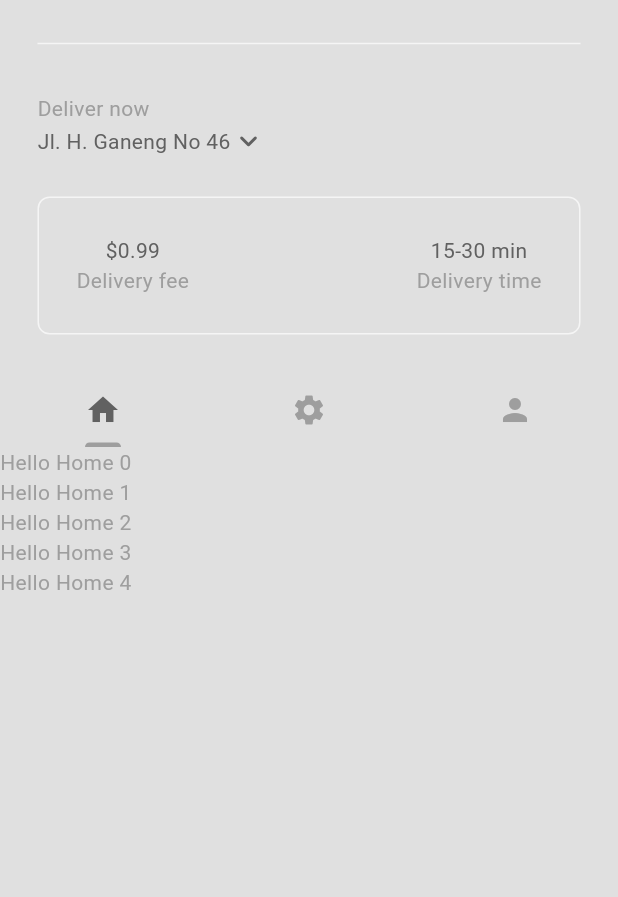
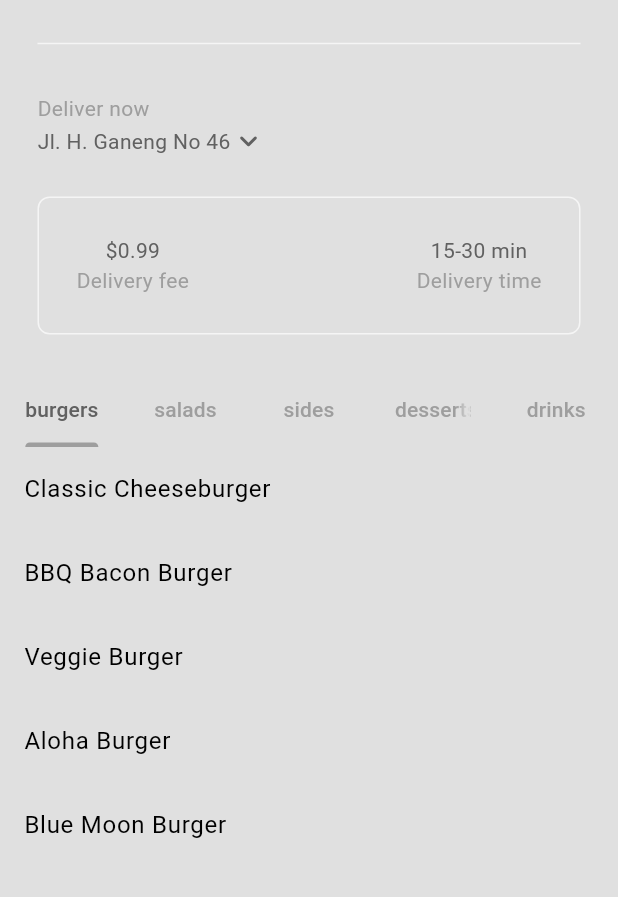
Before and after one commit to yossularko/food_delivery, a Flutter app: the screen it shows after launch, after a tap on "Sign In", on a phone screen of 412 x 824 dp, the part 63-960 px from its top. Run offline on Flutter 3.47's test engine with Material 3 defaults, Android fonts, the phone set to English and light mode, and no system bars.

Commit message:
update: tab food category

```diff
--- a/lib/components/my_tab_bar.dart
+++ b/lib/components/my_tab_bar.dart
@@ -1,9 +1,18 @@
 import 'package:flutter/material.dart';
+import 'package:food_delivery/models/food.dart';
 
 class MyTabBar extends StatelessWidget {
   final TabController tabController;
 
   const MyTabBar({super.key, required this.tabController});
+
+  List<Tab> _buildCategoryTabs() {
+    return FoodCategory.values.map((category) {
+      return Tab(
+        text: category.toString().split('.').last,
+      );
+    }).toList();
+  }
 
   @override
   Widget build(BuildContext context) {
@@ -13,17 +22,7 @@ class MyTabBar extends StatelessWidget {
       dividerColor: colorScheme.surface,
       labelColor: colorScheme.inversePrimary,
       unselectedLabelColor: colorScheme.primary,
-      tabs: const [
-        Tab(
-          icon: Icon(Icons.home),
-        ),
-        Tab(
-          icon: Icon(Icons.settings),
-        ),
-        Tab(
-          icon: Icon(Icons.person),
-        ),
-      ],
+      tabs: _buildCategoryTabs(),
     );
   }
 }
--- a/lib/main.dart
+++ b/lib/main.dart
@@ -1,11 +1,17 @@
 import 'package:flutter/material.dart';
 import 'package:food_delivery/auth/login_or_register.dart';
+import 'package:food_delivery/models/restaurant.dart';
 import 'package:food_delivery/themes/theme_provider.dart';
 import 'package:provider/provider.dart';
 
 void main() {
-  runApp(ChangeNotifierProvider(
-    create: (context) => ThemeProvider(),
+  runApp(MultiProvider(
+    providers: [
+      // theme provider
+      ChangeNotifierProvider(create: (context) => ThemeProvider()),
+      // restaurant provider
+      ChangeNotifierProvider(create: (context) => Restaurant()),
+    ],
     child: const MyApp(),
   ));
 }
@@ -20,7 +26,7 @@ class MyApp extends StatelessWidget {
       title: 'Food Delivery',
       debugShowCheckedModeBanner: false,
       home: const LoginOrRegister(),
-      theme:  Provider.of<ThemeProvider>(context).themeData,
+      theme: Provider.of<ThemeProvider>(context).themeData,
     );
   }
 }
--- /dev/null
+++ b/lib/models/restaurant.dart
@@ -0,0 +1,343 @@
+import 'package:flutter/material.dart';
+import 'package:food_delivery/models/food.dart';
+
+class Restaurant extends ChangeNotifier {
+  final List<Food> _menu = [
+    // burgers
+    Food(
+      name: "Classic Cheeseburger",
+      description:
+          "A juicy beef patty with melted cheddar, lettuce, tomato, and a hint of onion and pickle.",
+      imagePath: "lib/images/burgers/beef-burger-7323692_1280.jpg",
+      price: 8.99,
+      category: FoodCategory.burgers,
+      availableAddon: [
+        Addon(name: "Extra cheese", price: 0.99),
+        Addon(name: "Bacon", price: 1.99),
+        Addon(name: "Avocado", price: 2.99),
+      ],
+    ),
+    Food(
+      name: "BBQ Bacon Burger",
+      description:
+          "Smoky BBQ sauce, cruspy bacon, and onion rings make theis beef burger a savory  delight.",
+      imagePath: "lib/images/burgers/burger-5893927_1280.jpg",
+      price: 10.99,
+      category: FoodCategory.burgers,
+      availableAddon: [
+        Addon(name: "Grilled Onions", price: 0.99),
+        Addon(name: "Jalapenos", price: 1.49),
+        Addon(name: "Extra BBQ Sauce", price: 1.99),
+      ],
+    ),
+    Food(
+      name: "Veggie Burger",
+      description:
+          "A hearty veggy patty topped with fresh avocado, lettuce, and tomato served on a whole.",
+      imagePath: "lib/images/burgers/burger-7419420_1280.jpg",
+      price: 9.499,
+      category: FoodCategory.burgers,
+      availableAddon: [
+        Addon(name: "Vegan Chese", price: 0.99),
+        Addon(name: "Grilled Mushrooms", price: 1.49),
+        Addon(name: "Hummus Spread", price: 1.99),
+      ],
+    ),
+    Food(
+      name: "Aloha Burger",
+      description:
+          "A char-grilled chicken breast topped with a slice of grilled pineapple, Swiss cheese.",
+      imagePath: "lib/images/burgers/hamburger-7461299_1280.jpg",
+      price: 9.49,
+      category: FoodCategory.burgers,
+      availableAddon: [
+        Addon(name: "Teriyaki Glaze", price: 0.99),
+        Addon(name: "Extra Pineapple", price: 0.99),
+        Addon(name: "Bacon", price: 1.49),
+      ],
+    ),
+    Food(
+      name: "Blue Moon Burger",
+      description:
+          "This burger is a blue lover's dream. It feature a succulent ground beef patty.",
+      imagePath: "lib/images/burgers/sandwich-5930496_1280.jpg",
+      price: 9.49,
+      category: FoodCategory.burgers,
+      availableAddon: [
+        Addon(name: "Sauteed Mushrooms", price: 0.99),
+        Addon(name: "Fried Egg", price: 1.49),
+        Addon(name: "Spicy Mayo", price: 0.99),
+      ],
+    ),
+
+    // salads
+    Food(
+      name: "Caesar Salad",
+      description:
+          "This burger is a blue lover's dream. It feature a succulent ground beef patty.",
+      imagePath: "lib/images/burgers/ai-generated-8743337_1280.jpg",
+      price: 7.99,
+      category: FoodCategory.salads,
+      availableAddon: [
+        Addon(name: "Sauteed Mushrooms", price: 0.99),
+        Addon(name: "Fried Egg", price: 1.49),
+        Addon(name: "Spicy Mayo", price: 0.99),
+      ],
+    ),
+    Food(
+      name: "Greek Salad",
+      description:
+          "This burger is a blue lover's dream. It feature a succulent ground beef patty.",
+      imagePath: "lib/images/burgers/food-8605662_1280.jpg",
+      price: 8.49,
+      category: FoodCategory.salads,
+      availableAddon: [
+        Addon(name: "Sauteed Mushrooms", price: 0.99),
+        Addon(name: "Fried Egg", price: 1.49),
+        Addon(name: "Spicy Mayo", price: 0.99),
+      ],
+    ),
+    Food(
+      name: "Quinoa Salad",
+      description:
+          "This burger is a blue lover's dream. It feature a succulent ground beef patty.",
+      imagePath: "lib/images/burgers/food-8722167_1280.jpg",
+      price: 9.99,
+      category: FoodCategory.salads,
+      availableAddon: [
+        Addon(name: "Sauteed Mushrooms", price: 0.99),
+        Addon(name: "Fried Egg", price: 1.49),
+        Addon(name: "Spicy Mayo", price: 0.99),
+      ],
+    ),
+    Food(
+      name: "Asian Sesame Salad",
+      description:
+          "This burger is a blue lover's dream. It feature a succulent ground beef patty.",
+      imagePath: "lib/images/burgers/italian-8147681_1280.jpg",
+      price: 8.99,
+      category: FoodCategory.salads,
+      availableAddon: [
+        Addon(name: "Sauteed Mushrooms", price: 0.99),
+        Addon(name: "Fried Egg", price: 1.49),
+        Addon(name: "Spicy Mayo", price: 0.99),
+      ],
+    ),
+    Food(
+      name: "South West Chicken Salad",
+      description:
+          "This burger is a blue lover's dream. It feature a succulent ground beef patty.",
+      imagePath: "lib/images/burgers/spaghetti-and-meatballs-8578837_1280.jpg",
+      price: 9.99,
+      category: FoodCategory.salads,
+      availableAddon: [
+        Addon(name: "Sauteed Mushrooms", price: 0.99),
+        Addon(name: "Fried Egg", price: 1.49),
+        Addon(name: "Spicy Mayo", price: 0.99),
+      ],
+    ),
+
+    // sides
+    Food(
+      name: "Sweet Potato Fries",
+      description:
+          "This burger is a blue lover's dream. It feature a succulent ground beef patty.",
+      imagePath: "lib/images/burgers/food-1309558_1280.jpg",
+      price: 4.99,
+      category: FoodCategory.sides,
+      availableAddon: [
+        Addon(name: "Sauteed Mushrooms", price: 0.99),
+        Addon(name: "Fried Egg", price: 1.49),
+        Addon(name: "Spicy Mayo", price: 0.99),
+      ],
+    ),
+    Food(
+      name: "Onion Rings",
+      description:
+          "This burger is a blue lover's dream. It feature a succulent ground beef patty.",
+      imagePath: "lib/images/burgers/kimchi-5939198_1280.jpg",
+      price: 3.99,
+      category: FoodCategory.sides,
+      availableAddon: [
+        Addon(name: "Sauteed Mushrooms", price: 0.99),
+        Addon(name: "Fried Egg", price: 1.49),
+        Addon(name: "Spicy Mayo", price: 0.99),
+      ],
+    ),
+    Food(
+      name: "Garlic Bread",
+      description:
+          "This burger is a blue lover's dream. It feature a succulent ground beef patty.",
+      imagePath: "lib/images/burgers/meat-123668_1280.jpg",
+      price: 4.49,
+      category: FoodCategory.sides,
+      availableAddon: [
+        Addon(name: "Sauteed Mushrooms", price: 0.99),
+        Addon(name: "Fried Egg", price: 1.49),
+        Addon(name: "Spicy Mayo", price: 0.99),
+      ],
+    ),
+    Food(
+      name: "Loaded Sweet Potato Fries",
+      description:
+          "This burger is a blue lover's dream. It feature a succulent ground beef patty.",
+      imagePath: "lib/images/burgers/sandwich-2977251_1280.jpg",
+      price: 4.49,
+      category: FoodCategory.sides,
+      availableAddon: [
+        Addon(name: "Sauteed Mushrooms", price: 0.99),
+        Addon(name: "Fried Egg", price: 1.49),
+        Addon(name: "Spicy Mayo", price: 0.99),
+      ],
+    ),
+    Food(
+      name: "Crispy Mac & Cheese Bites",
+      description:
+          "This burger is a blue lover's dream. It feature a succulent ground beef patty.",
+      imagePath: "lib/images/burgers/watermelon-7226708_1280.jpg",
+      price: 4.49,
+      category: FoodCategory.sides,
+      availableAddon: [
+        Addon(name: "Sauteed Mushrooms", price: 0.99),
+        Addon(name: "Fried Egg", price: 1.49),
+        Addon(name: "Spicy Mayo", price: 0.99),
+      ],
+    ),
+
+    // dessert
+    Food(
+      name: "Chocolate Brownie",
+      description:
+          "This burger is a blue lover's dream. It feature a succulent ground beef patty.",
+      imagePath: "lib/images/burgers/ai-generated-8711270_1280.jpg",
+      price: 5.99,
+      category: FoodCategory.desserts,
+      availableAddon: [
+        Addon(name: "Sauteed Mushrooms", price: 0.99),
+        Addon(name: "Fried Egg", price: 1.49),
+        Addon(name: "Spicy Mayo", price: 0.99),
+      ],
+    ),
+    Food(
+      name: "Cheesecake",
+      description:
+          "This burger is a blue lover's dream. It feature a succulent ground beef patty.",
+      imagePath: "lib/images/burgers/cake-2610754_1280.jpg",
+      price: 6.99,
+      category: FoodCategory.desserts,
+      availableAddon: [
+        Addon(name: "Sauteed Mushrooms", price: 0.99),
+        Addon(name: "Fried Egg", price: 1.49),
+        Addon(name: "Spicy Mayo", price: 0.99),
+      ],
+    ),
+    Food(
+      name: "Apple Pie",
+      description:
+          "This burger is a blue lover's dream. It feature a succulent ground beef patty.",
+      imagePath: "lib/images/burgers/chocolate-8709260_1280.jpg",
+      price: 5.49,
+      category: FoodCategory.desserts,
+      availableAddon: [
+        Addon(name: "Sauteed Mushrooms", price: 0.99),
+        Addon(name: "Fried Egg", price: 1.49),
+        Addon(name: "Spicy Mayo", price: 0.99),
+      ],
+    ),
+    Food(
+      name: "Pear Pie",
+      description:
+          "This burger is a blue lover's dream. It feature a succulent ground beef patty.",
+      imagePath: "lib/images/burgers/crepe-8777210_1280.jpg",
+      price: 3.49,
+      category: FoodCategory.desserts,
+      availableAddon: [
+        Addon(name: "Sauteed Mushrooms", price: 0.99),
+        Addon(name: "Fried Egg", price: 1.49),
+        Addon(name: "Spicy Mayo", price: 0.99),
+      ],
+    ),
+    Food(
+      name: "Red Velvet Lava Cake",
+      description:
+          "This burger is a blue lover's dream. It feature a succulent ground beef patty.",
+      imagePath: "lib/images/burgers/dessert-4111081_1280.jpg",
+      price: 6.49,
+      category: FoodCategory.desserts,
+      availableAddon: [
+        Addon(name: "Sauteed Mushrooms", price: 0.99),
+        Addon(name: "Fried Egg", price: 1.49),
+        Addon(name: "Spicy Mayo", price: 0.99),
+      ],
+    ),
+
+    // drinks
+    Food(
+      name: "Lemonade",
+      description:
+          "This burger is a blue lover's dream. It feature a succulent ground beef patty.",
+      imagePath: "lib/images/burgers/ai-generated-8758245_1280.jpg",
+      price: 2.99,
+      category: FoodCategory.drinks,
+      availableAddon: [
+        Addon(name: "Sauteed Mushrooms", price: 0.99),
+        Addon(name: "Fried Egg", price: 1.49),
+        Addon(name: "Spicy Mayo", price: 0.99),
+      ],
+    ),
+    Food(
+      name: "Iced Tea",
+      description:
+          "This burger is a blue lover's dream. It feature a succulent ground beef patty.",
+      imagePath: "lib/images/burgers/ai-generated-8758246_1280.jpg",
+      price: 2.99,
+      category: FoodCategory.drinks,
+      availableAddon: [
+        Addon(name: "Sauteed Mushrooms", price: 0.99),
+        Addon(name: "Fried Egg", price: 1.49),
+        Addon(name: "Spicy Mayo", price: 0.99),
+      ],
+    ),
+    Food(
+      name: "Smoothie",
+      description:
+          "This burger is a blue lover's dream. It feature a succulent ground beef patty.",
+      imagePath: "lib/images/burgers/summer-drink-8753320_1280.jpg",
+      price: 4.99,
+      category: FoodCategory.drinks,
+      availableAddon: [
+        Addon(name: "Sauteed Mushrooms", price: 0.99),
+        Addon(name: "Fried Egg", price: 1.49),
+        Addon(name: "Spicy Mayo", price: 0.99),
+      ],
+    ),
+    Food(
+      name: "Mojito",
+      description:
+          "This burger is a blue lover's dream. It feature a succulent ground beef patty.",
+      imagePath: "lib/images/burgers/summer-drink-8757945_1280.jpg",
+      price: 4.99,
+      category: FoodCategory.drinks,
+      availableAddon: [
+        Addon(name: "Sauteed Mushrooms", price: 0.99),
+        Addon(name: "Fried Egg", price: 1.49),
+        Addon(name: "Spicy Mayo", price: 0.99),
+      ],
+    ),
+    Food(
+      name: "Caramel Macchiato",
+      description:
+          "This burger is a blue lover's dream. It feature a succulent ground beef patty.",
+      imagePath: "lib/images/burgers/summer-drink-8757946_1280.jpg",
+      price: 4.99,
+      category: FoodCategory.drinks,
+      availableAddon: [
+        Addon(name: "Sauteed Mushrooms", price: 0.99),
+        Addon(name: "Fried Egg", price: 1.49),
+        Addon(name: "Spicy Mayo", price: 0.99),
+      ],
+    ),
+  ];
+
+  List<Food> get menu => _menu;
+}
--- a/lib/pages/home_page.dart
+++ b/lib/pages/home_page.dart
@@ -4,6 +4,9 @@ import 'package:food_delivery/components/my_description_box.dart';
 import 'package:food_delivery/components/my_drawer.dart';
 import 'package:food_delivery/components/my_silver_app_bar.dart';
 import 'package:food_delivery/components/my_tab_bar.dart';
+import 'package:food_delivery/models/food.dart';
+import 'package:food_delivery/models/restaurant.dart';
+import 'package:provider/provider.dart';
 
 class HomePage extends StatefulWidget {
   const HomePage({super.key});
@@ -19,13 +22,34 @@ class _HomePageState extends State<HomePage>
   @override
   void initState() {
     super.initState();
-    _tabController = TabController(length: 3, vsync: this);
+    _tabController =
+        TabController(length: FoodCategory.values.length, vsync: this);
   }
 
   @override
   void dispose() {
     _tabController.dispose();
     super.dispose();
+  }
+
+  List<Food> _filterMenuByCategory(FoodCategory category, List<Food> fullMenu) {
+    return fullMenu.where((food) => food.category == category).toList();
+  }
+
+  List<Widget> getFoodInThisCategory(List<Food> fullMenu) {
+    return FoodCategory.values.map((category) {
+      List<Food> categoryMenu = _filterMenuByCategory(category, fullMenu);
+
+      return ListView.builder(
+        itemCount: categoryMenu.length,
+        physics: const NeverScrollableScrollPhysics(),
+        itemBuilder: (context, index) {
+          return ListTile(
+            title: Text(categoryMenu[index].name),
+          );
+        },
+      );
+    }).toList();
   }
 
   @override
@@ -53,31 +77,13 @@ class _HomePageState extends State<HomePage>
                 ],
               )),
         ],
-        body: TabBarView(
-          controller: _tabController,
-          children: [
-            ListView.builder(
-              itemCount: 5,
-              itemBuilder: (context, index) => Text(
-                "Hello Home $index",
-                style: TextStyle(color: colorScheme.primary),
-              ),
-            ),
-            ListView.builder(
-              itemCount: 5,
-              itemBuilder: (context, index) => Text(
-                "Hello Settings $index",
-                style: TextStyle(color: colorScheme.primary),
-              ),
-            ),
-            ListView.builder(
-              itemCount: 5,
-              itemBuilder: (context, index) => Text(
-                "Hello Person $index",
-                style: TextStyle(color: colorScheme.primary),
-              ),
-            ),
-          ],
+        body: Consumer<Restaurant>(
+          builder: (context, value, child) {
+            return TabBarView(
+              controller: _tabController,
+              children: getFoodInThisCategory(value.menu),
+            );
+          },
         ),
       ),
     );
```
